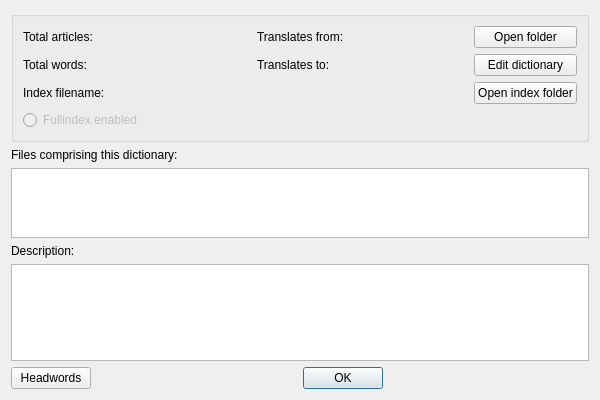
First picture: the form in src/ui/dictinfo.ui, repository xiaoyifang/goldendict-ng, before the edit.
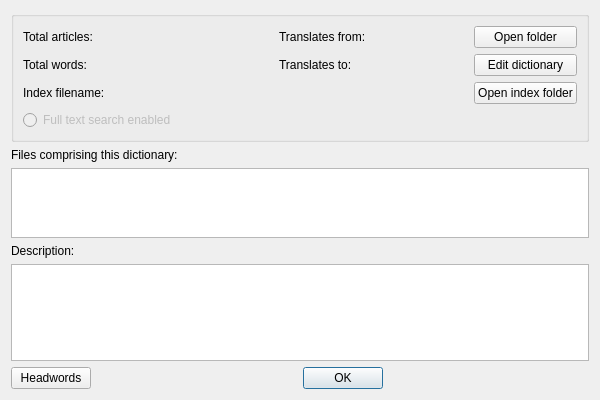
Second picture: the form after the edit.

Patch:
```diff
--- a/src/ui/dictinfo.ui
+++ b/src/ui/dictinfo.ui
@@ -112,7 +112,7 @@
          <bool>false</bool>
         </property>
         <property name="text">
-         <string>Fullindex enabled</string>
+         <string>Full text search enabled</string>
         </property>
         <property name="checkable">
          <bool>true</bool>
```
